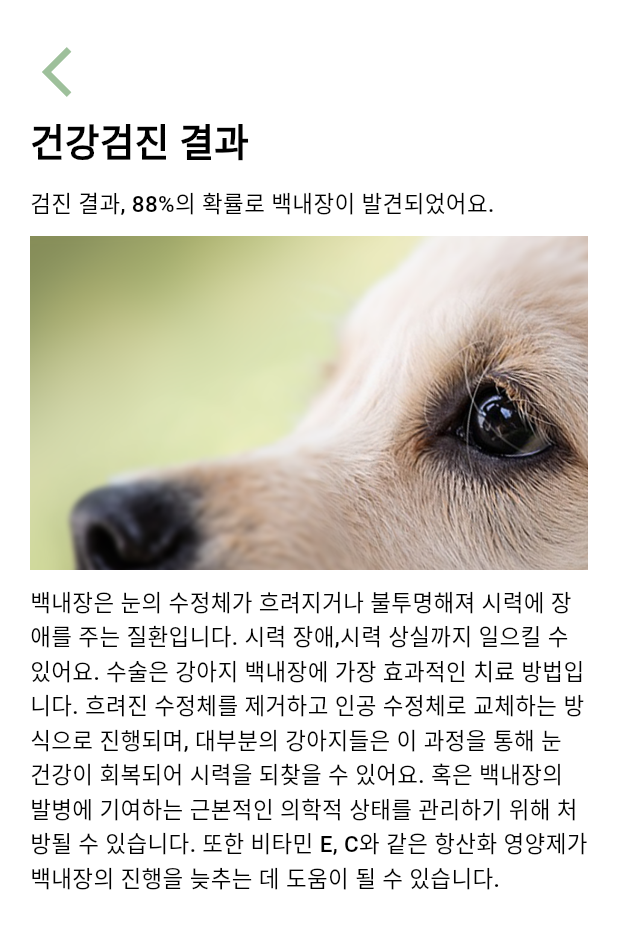
After one commit to Capstone-10zo/client, a Flutter app: the CheckupResult screen opened directly, on a phone screen of 412 x 824 dp. The commit adds this screen. Shown: the top 929 px of the screen. Run offline on Flutter 3.47's test engine with Material 3 defaults, Android fonts, the phone set to English and light mode, and no system bars; our stand-ins replace image_picker; Roboto replaces fonts that are missing (Nanum).

Commit message:
[Feat] 검진 결과 화면

```diff
--- /dev/null
+++ b/lib/screen/checkup/checkup_result.dart
@@ -0,0 +1,88 @@
+import 'package:flutter/cupertino.dart';
+import 'package:flutter/material.dart';
+import 'package:flutter/widgets.dart';
+import '../../shared/colors.dart';
+import 'dart:io';
+import 'package:image_picker/image_picker.dart';
+
+class CheckupResult extends StatefulWidget {
+  @override
+  State<CheckupResult> createState() => _CheckupResultState();
+}
+
+class _CheckupResultState extends State<CheckupResult> {
+
+  @override
+  Widget build(BuildContext context) {
+    return Scaffold(
+      body: SafeArea(
+        child: Container(
+          margin: EdgeInsets.all(20.0),
+          width: MediaQuery.of(context).size.width,
+          child: Column(
+            crossAxisAlignment: CrossAxisAlignment.start,
+            children: [
+              // 상단바
+              Row(
+                children: [
+                  BackButton(),
+                  Spacer(),
+                ],
+              ),
+              Text(
+                '건강검진 결과',
+                style: TextStyle(
+                    fontWeight: FontWeight.w700,
+                    color: BLACK_COLOR,
+                    fontSize: 25.0),
+              ),
+              SizedBox(height: 10.0), // 여백
+              Text(
+                '검진 결과, 88%의 확률로 백내장이 발견되었어요.',
+                style: TextStyle(
+                    fontWeight: FontWeight.w500,
+                    color: BLACK_COLOR,
+                    fontSize: 15.0),
+              ),
+              SizedBox(height: 10.0), // 여백
+              Container(
+                child: Image.asset('lib/assets/images/eyes.png'),
+                decoration: BoxDecoration(
+                  borderRadius: BorderRadius.circular(15.0),
+                ),
+              ),
+              SizedBox(height: 10.0), // 여백
+              Text(
+                    '백내장은 눈의 수정체가 흐려지거나 불투명해져 시력에 장애를 주는 질환입니다. '
+                    '시력 장애,시력 상실까지 일으킬 수 있어요. 수술은 강아지 백내장에 가장 효과적인 치료 방법입니다. '
+                    '흐려진 수정체를 제거하고 인공 수정체로 교체하는 방식으로 진행되며, '
+                    '대부분의 강아지들은 이 과정을 통해 눈 건강이 회복되어 시력을 되찾을 수 있어요. '
+                    '혹은 백내장의 발병에 기여하는 근본적인 의학적 상태를 관리하기 위해 처방될 수 있습니다. '
+                    '또한 비타민 E, C와 같은 항산화 영양제가 백내장의 진행을 늦추는 데 도움이 될 수 있습니다.',
+                style: TextStyle(
+                    fontWeight: FontWeight.w500,
+                    color: BLACK_COLOR,
+                    fontSize: 15.0),
+              ),
+              //_BoneButton(),
+            ],
+          ),
+        ),
+      ),
+    );
+  }
+
+  // 뒤로가기 버튼
+  IconButton BackButton() {
+    return IconButton(
+      icon: Icon(
+        Icons.arrow_back_ios,
+        color: PRIMARY_COLOR,
+        size: 40.0,
+      ),
+      onPressed: () {
+        Navigator.pop(context);
+      },
+    );
+  }
+}
--- a/lib/screen/checkup_screen.dart
+++ b/lib/screen/checkup/checkup_screen.dart
@@ -1,7 +1,8 @@
 import 'package:flutter/cupertino.dart';
 import 'package:flutter/material.dart';
 import 'package:flutter/widgets.dart';
-import '../shared/colors.dart';
+import 'package:pawsitive/screen/checkup/checkup_result.dart';
+import '../../shared/colors.dart';
 import 'dart:io';
 import 'package:image_picker/image_picker.dart';
 
@@ -60,7 +61,8 @@ class _CheckupState extends State<Checkup> {
               SizedBox(height: 20.0), // 여백
               // 안구
               _EyesButton(),
-              Container(
+              // 사진 보기
+              /*Container(
                 color: Colors.grey,
                 height: MediaQuery.of(context).size.width - 40,
                 width: MediaQuery.of(context).size.width - 40,
@@ -74,13 +76,13 @@ class _CheckupState extends State<Checkup> {
                         size: 50,
                         color: Colors.white,
                       ),
-              ),
+              ),*/
               SizedBox(height: 20.0),
               // 피부
-              //_SkinButton(),
+              _SkinButton(),
               SizedBox(height: 20.0),
               // 슬개골
-              //_BoneButton(),
+              _BoneButton(),
             ],
           ),
         ),
@@ -198,7 +200,10 @@ class _SkinButton extends StatelessWidget {
   @override
   Widget build(BuildContext context) {
     return ElevatedButton(
-      onPressed: () {},
+      onPressed: () {
+      Navigator.push(
+          context, MaterialPageRoute(builder: (_) => CheckupResult()));
+      },
       style: ElevatedButton.styleFrom(
         minimumSize: Size(MediaQuery.of(context).size.width,
             (MediaQuery.of(context).size.height - 250) / 3), // Set this
--- a/lib/screen/home_screen.dart
+++ b/lib/screen/home_screen.dart
@@ -5,7 +5,7 @@ import 'package:pawsitive/screen/alert.dart';
 import 'package:pawsitive/screen/chatbot/chatbot_screen.dart';
 import 'package:pawsitive/screen/mypage.dart';
 import '../shared/colors.dart';
-import 'checkup_screen.dart';
+import 'checkup/checkup_screen.dart';
 import 'hospital_screen.dart';
 
 class HomePage extends StatefulWidget {
--- a/pubspec.yaml
+++ b/pubspec.yaml
@@ -67,7 +67,8 @@ flutter:
         - asset: lib/assets/fonts/NanumGothicBold.ttf
         - asset: lib/assets/fonts/NanumGothicExtraBold.ttf
 
-
+  assets:
+    - lib/assets/images
   # To add assets to your application, add an assets section, like this:
   # assets:
   #   - images/a_dot_burr.jpeg
```
Also changed, not shown: 1 other file.
